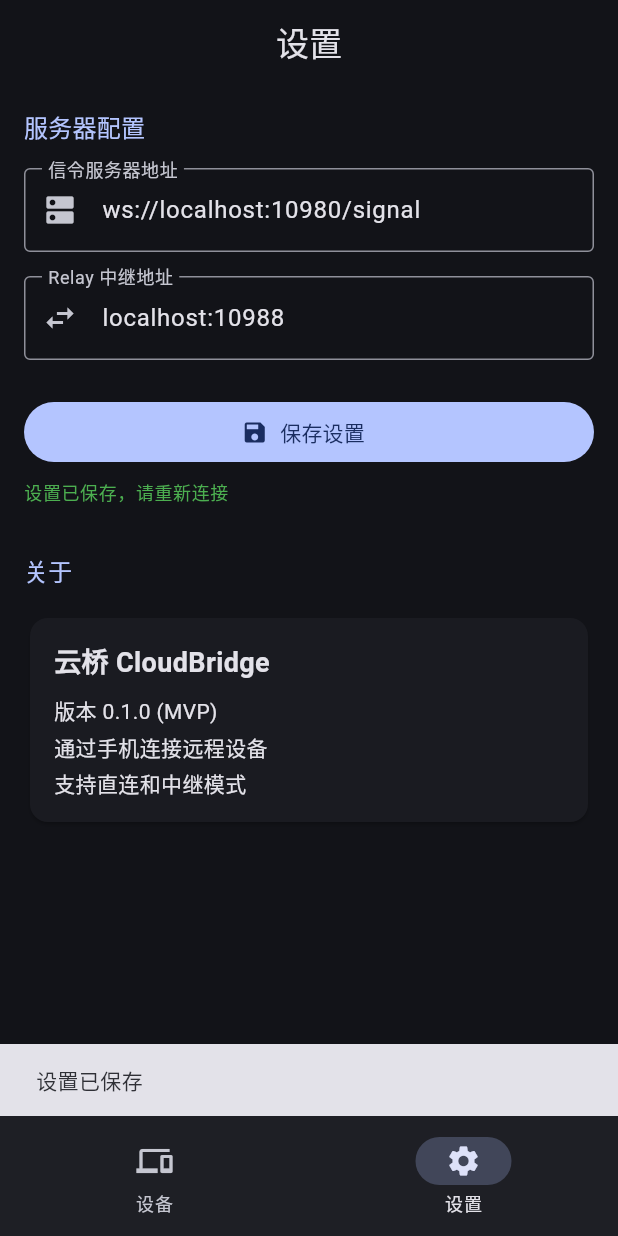
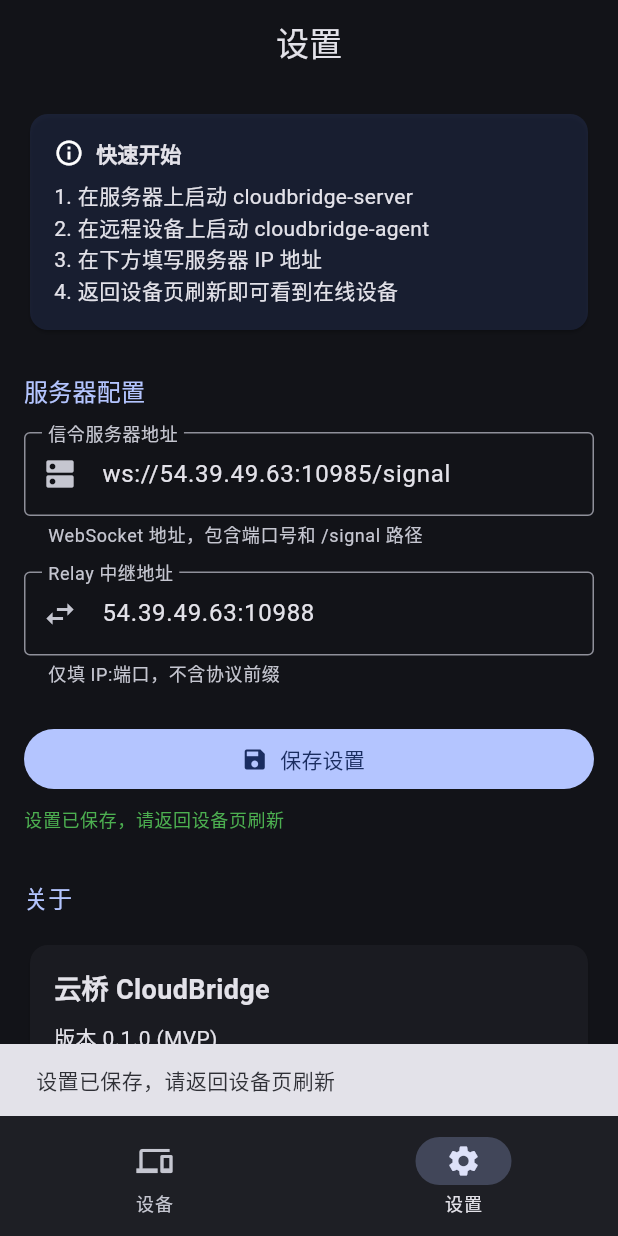
Before and after one commit to shane654/cloudbridge, a Flutter app: the screen it shows after launch, item 2 of the bottom bar chosen, after a tap on "保存设置", on a phone screen of 412 x 824 dp. Run offline on Flutter 3.47's test engine with Material 3 defaults, Android fonts, the phone set to English and light mode, and no system bars; our stand-ins replace shared_preferences; network calls fail.

Commit message:
fix: web/Android connection issues + CORS support
- Add CORS middleware to signal server for browser access
- Fix SignalClient not being Listenable (use state listener instead)
- Add missing Device import in device_list_screen
- Add INTERNET permission + cleartext traffic to AndroidManifest
- Add auto-connect signal client on device list screen
- Add connection guide in settings screen
- Fix DeviceListProvider URL update (dispose old API client)
- Default server URL to actual server IP
- Set app label to '云桥' in Android manifest

Co-Authored-By: Claude <noreply@anthropic.com>

```diff
--- a/app/lib/features/devices/device_list_provider.dart
+++ b/app/lib/features/devices/device_list_provider.dart
@@ -7,14 +7,13 @@ import '../../core/api/device_api.dart';
 import '../../core/models/device.dart';
 
 class DeviceListProvider extends ChangeNotifier {
-  final DeviceApi _api;
+  DeviceApi _api;
 
   List<Device> _devices = [];
   bool _isLoading = false;
   String? _error;
 
-  DeviceListProvider({required String serverUrl})
-      : _api = DeviceApi(baseUrl: serverUrl);
+  DeviceListProvider({required String baseUrl}) : _api = DeviceApi(baseUrl: baseUrl);
 
   List<Device> get devices => _devices;
   bool get isLoading => _isLoading;
@@ -38,10 +37,15 @@ class DeviceListProvider extends ChangeNotifier {
   }
 
   /// Update the server URL and refresh.
-  void updateServerUrl(String url) {
-    _api.dispose(); // Close old client
-    // Note: we can't reassign _api since it's final.
-    // In a real app, we'd use a factory pattern. For MVP, the provider
-    // is recreated when settings change.
+  void updateBaseUrl(String baseUrl) {
+    _api.dispose();
+    _api = DeviceApi(baseUrl: baseUrl);
+    refresh();
+  }
+
+  @override
+  void dispose() {
+    _api.dispose();
+    super.dispose();
   }
 }
--- a/app/lib/features/devices/device_list_screen.dart
+++ b/app/lib/features/devices/device_list_screen.dart
@@ -2,9 +2,7 @@
 library;
 
 import 'package:flutter/material.dart';
-import 'package:provider/provider.dart';
 
-import '../../core/api/device_api.dart';
 import '../../core/connection/connection_manager.dart';
 import '../../core/models/device.dart';
 import '../../core/signal/signal_client.dart';
@@ -12,15 +10,15 @@ import '../terminal/terminal_screen.dart';
 import 'device_list_provider.dart';
 
 class DeviceListScreen extends StatefulWidget {
-  final String serverUrl;
   final SignalClient signalClient;
   final ConnectionManager connectionManager;
+  final DeviceListProvider deviceProvider;
 
   const DeviceListScreen({
     super.key,
-    required this.serverUrl,
     required this.signalClient,
     required this.connectionManager,
+    required this.deviceProvider,
   });
 
   @override
@@ -28,100 +26,172 @@ class DeviceListScreen extends StatefulWidget {
 }
 
 class _DeviceListScreenState extends State<DeviceListScreen> {
-  late DeviceListProvider _provider;
-  late DeviceApi _api;
+  SignalConnectionState _signalState = SignalConnectionState.disconnected;
 
   @override
   void initState() {
     super.initState();
-    _api = DeviceApi(baseUrl: widget.serverUrl);
-    _provider = DeviceListProvider(serverUrl: widget.serverUrl);
-    _provider.refresh();
+    _signalState = widget.signalClient.state;
+    widget.signalClient.addStateListener(_onSignalStateChanged);
+    _connectSignalIfNeeded();
+  }
 
-    // Auto-refresh every 5 seconds
-    Future.doWhile(() async {
-      await Future.delayed(const Duration(seconds: 5));
+  void _onSignalStateChanged(SignalConnectionState state) {
     if (mounted) {
-        _provider.refresh();
-        return true;
+      setState(() => _signalState = state);
     }
-      return false;
-    });
   }
 
   @override
   void dispose() {
-    _provider.dispose();
-    _api.dispose();
+    widget.signalClient.removeStateListener(_onSignalStateChanged);
     super.dispose();
+  }
+
+  Future<void> _connectSignalIfNeeded() async {
+    if (widget.signalClient.state == SignalConnectionState.disconnected ||
+        widget.signalClient.state == SignalConnectionState.error) {
+      try {
+        await widget.signalClient.connect();
+        widget.signalClient.register(
+          deviceId: 'app-${DateTime.now().millisecondsSinceEpoch}',
+          deviceName: 'CloudBridge App',
+          platform: 'web',
+          version: '0.1.0',
+        );
+        widget.signalClient.startHeartbeat();
+      } catch (e) {
+        if (mounted) {
+          ScaffoldMessenger.of(context).showSnackBar(
+            SnackBar(content: Text('信令连接失败: $e')),
+          );
+        }
+      }
+    }
   }
 
   @override
   Widget build(BuildContext context) {
-    return ChangeNotifierProvider.value(
-      value: _provider,
-      child: Scaffold(
+    return ListenableBuilder(
+      listenable: widget.deviceProvider,
+      builder: (context, _) {
+        final provider = widget.deviceProvider;
+
+        // Signal connection color
+        final signalColor = switch (_signalState) {
+          SignalConnectionState.registered => Colors.green,
+          SignalConnectionState.connected => Colors.orange,
+          SignalConnectionState.connecting => Colors.orange,
+          _ => Colors.grey,
+        };
+
+        return Scaffold(
           appBar: AppBar(
             title: const Text('云桥 CloudBridge'),
             centerTitle: true,
             actions: [
+              Padding(
+                padding: const EdgeInsets.only(right: 8),
+                child: Icon(Icons.circle, size: 12, color: signalColor),
+              ),
               IconButton(
-              icon: const Icon(Icons.settings),
-              onPressed: () => _navigateToSettings(context),
+                icon: const Icon(Icons.refresh),
+                onPressed: () {
+                  provider.refresh();
+                  _connectSignalIfNeeded();
+                },
               ),
             ],
           ),
-        body: Consumer<DeviceListProvider>(
-          builder: (context, provider, child) {
+          body: _buildBody(provider),
+          floatingActionButton: FloatingActionButton(
+            onPressed: () {
+              provider.refresh();
+              _connectSignalIfNeeded();
+            },
+            child: const Icon(Icons.refresh),
+          ),
+        );
+      },
+    );
+  }
+
+  Widget _buildBody(DeviceListProvider provider) {
     if (provider.isLoading && provider.devices.isEmpty) {
       return const Center(child: CircularProgressIndicator());
     }
 
     if (provider.error != null) {
       return Center(
+        child: Padding(
+          padding: const EdgeInsets.all(32),
           child: Column(
             mainAxisAlignment: MainAxisAlignment.center,
             children: [
               const Icon(Icons.error_outline, size: 48, color: Colors.red),
               const SizedBox(height: 16),
-                    Text('连接失败', style: Theme.of(context).textTheme.titleMedium),
+              const Text('连接失败', style: TextStyle(fontSize: 18, fontWeight: FontWeight.bold)),
               const SizedBox(height: 8),
-                    Text(provider.error!, style: Theme.of(context).textTheme.bodySmall),
+              Text(
+                provider.error!,
+                style: const TextStyle(fontSize: 12, color: Colors.grey),
+                textAlign: TextAlign.center,
+              ),
+              const SizedBox(height: 8),
+              const Text(
+                '请检查设置中的服务器地址是否正确',
+                style: TextStyle(fontSize: 12, color: Colors.grey),
+              ),
               const SizedBox(height: 16),
               FilledButton.icon(
-                      onPressed: provider.refresh,
+                onPressed: () {
+                  provider.refresh();
+                  _connectSignalIfNeeded();
+                },
                 icon: const Icon(Icons.refresh),
                 label: const Text('重试'),
               ),
             ],
+          ),
         ),
       );
     }
 
     if (provider.devices.isEmpty) {
       return Center(
+        child: Padding(
+          padding: const EdgeInsets.all(32),
           child: Column(
             mainAxisAlignment: MainAxisAlignment.center,
             children: [
               const Icon(Icons.devices, size: 64, color: Colors.grey),
               const SizedBox(height: 16),
-                    Text('没有在线设备', style: Theme.of(context).textTheme.titleMedium),
+              const Text('没有在线设备', style: TextStyle(fontSize: 18, fontWeight: FontWeight.bold)),
               const SizedBox(height: 8),
-                    Text('请确保 Agent 已启动并注册到服务器',
-                        style: Theme.of(context).textTheme.bodySmall),
+              const Text(
+                '请确保 Agent 已启动并注册到服务器\n在设置中配置正确的服务器地址',
+                textAlign: TextAlign.center,
+                style: TextStyle(fontSize: 14, color: Colors.grey),
+              ),
               const SizedBox(height: 16),
               FilledButton.icon(
-                      onPressed: provider.refresh,
+                onPressed: () {
+                  provider.refresh();
+                  _connectSignalIfNeeded();
+                },
                 icon: const Icon(Icons.refresh),
                 label: const Text('刷新'),
               ),
             ],
           ),
+        ),
       );
     }
 
     return RefreshIndicator(
-              onRefresh: provider.refresh,
+      onRefresh: () async {
+        provider.refresh();
+      },
       child: ListView.builder(
         padding: const EdgeInsets.all(16),
         itemCount: provider.devices.length,
@@ -134,18 +204,9 @@ class _DeviceListScreenState extends State<DeviceListScreen> {
         },
       ),
     );
-          },
-        ),
-        floatingActionButton: FloatingActionButton(
-          onPressed: _provider.refresh,
-          child: const Icon(Icons.refresh),
-        ),
-      ),
-    );
   }
 
   void _connectToDevice(BuildContext context, Device device) {
-    // Navigate to terminal screen with connection
     Navigator.push(
       context,
       MaterialPageRoute(
@@ -157,10 +218,6 @@ class _DeviceListScreenState extends State<DeviceListScreen> {
         ),
       ),
     );
-  }
-
-  void _navigateToSettings(BuildContext context) {
-    // TODO: Navigate to settings screen
   }
 }
 
@@ -181,7 +238,6 @@ class _DeviceCard extends StatelessWidget {
           padding: const EdgeInsets.all(16),
           child: Row(
             children: [
-              // Platform icon
               CircleAvatar(
                 radius: 24,
                 backgroundColor: device.online
@@ -193,7 +249,6 @@ class _DeviceCard extends StatelessWidget {
                 ),
               ),
               const SizedBox(width: 16),
-              // Device info
               Expanded(
                 child: Column(
                   crossAxisAlignment: CrossAxisAlignment.start,
@@ -217,7 +272,6 @@ class _DeviceCard extends StatelessWidget {
                   ],
                 ),
               ),
-              // Status indicator
               Column(
                 crossAxisAlignment: CrossAxisAlignment.end,
                 children: [
--- a/app/lib/features/settings/settings_screen.dart
+++ b/app/lib/features/settings/settings_screen.dart
@@ -35,6 +35,17 @@ class _SettingsScreenState extends State<SettingsScreen> {
   }
 
   @override
+  void didUpdateWidget(SettingsScreen oldWidget) {
+    super.didUpdateWidget(oldWidget);
+    if (oldWidget.currentServerUrl != widget.currentServerUrl) {
+      _serverUrlController.text = widget.currentServerUrl;
+    }
+    if (oldWidget.currentRelayUrl != widget.currentRelayUrl) {
+      _relayUrlController.text = widget.currentRelayUrl;
+    }
+  }
+
+  @override
   void dispose() {
     _serverUrlController.dispose();
     _relayUrlController.dispose();
@@ -42,17 +53,31 @@ class _SettingsScreenState extends State<SettingsScreen> {
   }
 
   Future<void> _saveSettings() async {
+    final serverUrl = _serverUrlController.text.trim();
+    final relayUrl = _relayUrlController.text.trim();
+
+    if (serverUrl.isEmpty) return;
+
     final prefs = await SharedPreferences.getInstance();
-    await prefs.setString('server_url', _serverUrlController.text);
-    await prefs.setString('relay_url', _relayUrlController.text);
+    await prefs.setString('server_url', serverUrl);
+    await prefs.setString('relay_url', relayUrl);
 
-    widget.onServerUrlChanged(_serverUrlController.text);
-    widget.onRelayUrlChanged(_relayUrlController.text);
+    // Also save the HTTP URL derived from WebSocket URL
+    final httpUrl = serverUrl
+        .replaceFirst('ws://', 'http://')
+        .replaceFirst('wss://', 'https://')
+        .replaceAll('/signal', '');
+    await prefs.setString('http_url', httpUrl);
+
+    widget.onServerUrlChanged(serverUrl);
+    widget.onRelayUrlChanged(relayUrl);
 
     setState(() => _saved = true);
-    ScaffoldMessenger.of(context).showSnackBar(
-      const SnackBar(content: Text('设置已保存')),
-    );
+    if (mounted) {
+      ScaffoldMessenger.of(context).showSnackBar(
+        const SnackBar(content: Text('设置已保存，请返回设备页刷新')),
+      );
+    }
   }
 
   @override
@@ -65,6 +90,31 @@ class _SettingsScreenState extends State<SettingsScreen> {
       body: ListView(
         padding: const EdgeInsets.all(16),
         children: [
+          // Connection guide
+          Card(
+            color: Theme.of(context).colorScheme.primaryContainer.withOpacity(0.3),
+            child: const Padding(
+              padding: EdgeInsets.all(16),
+              child: Column(
+                crossAxisAlignment: CrossAxisAlignment.start,
+                children: [
+                  Row(
+                    children: [
+                      Icon(Icons.info_outline, size: 20),
+                      SizedBox(width: 8),
+                      Text('快速开始', style: TextStyle(fontWeight: FontWeight.bold)),
+                    ],
+                  ),
+                  SizedBox(height: 8),
+                  Text('1. 在服务器上启动 cloudbridge-server'),
+                  Text('2. 在远程设备上启动 cloudbridge-agent'),
+                  Text('3. 在下方填写服务器 IP 地址'),
+                  Text('4. 返回设备页刷新即可看到在线设备'),
+                ],
+              ),
+            ),
+          ),
+          const SizedBox(height: 24),
           // Server section
           Text(
             '服务器配置',
@@ -80,6 +130,7 @@ class _SettingsScreenState extends State<SettingsScreen> {
               hintText: 'ws://192.168.1.100:10980/signal',
               prefixIcon: Icon(Icons.dns),
               border: OutlineInputBorder(),
+              helperText: 'WebSocket 地址，包含端口号和 /signal 路径',
             ),
           ),
           const SizedBox(height: 16),
@@ -90,6 +141,7 @@ class _SettingsScreenState extends State<SettingsScreen> {
               hintText: '192.168.1.100:10988',
               prefixIcon: Icon(Icons.swap_horiz),
               border: OutlineInputBorder(),
+              helperText: '仅填 IP:端口，不含协议前缀',
             ),
           ),
           const SizedBox(height: 24),
@@ -101,7 +153,7 @@ class _SettingsScreenState extends State<SettingsScreen> {
           if (_saved) ...[
             const SizedBox(height: 8),
             Text(
-              '设置已保存，请重新连接',
+              '设置已保存，请返回设备页刷新',
               style: Theme.of(context).textTheme.bodySmall?.copyWith(
                     color: Colors.green,
                   ),
--- a/app/lib/main.dart
+++ b/app/lib/main.dart
@@ -5,6 +5,7 @@ import 'package:shared_preferences/shared_preferences.dart';
 import 'core/connection/connection_manager.dart';
 import 'core/signal/signal_client.dart';
 import 'features/devices/device_list_screen.dart';
+import 'features/devices/device_list_provider.dart';
 import 'features/settings/settings_screen.dart';
 
 void main() {
@@ -19,9 +20,9 @@ class CloudBridgeApp extends StatefulWidget {
 }
 
 class _CloudBridgeAppState extends State<CloudBridgeApp> {
-  String _serverUrl = 'ws://localhost:10980/signal';
-  String _relayUrl = 'localhost:10988';
-  String _httpUrl = 'http://localhost:10980';
+  String _serverUrl = 'ws://54.39.49.63:10985/signal';
+  String _relayUrl = '54.39.49.63:10988';
+  String _httpUrl = 'http://54.39.49.63:10985';
   late SignalClient _signalClient;
   late ConnectionManager _connectionManager;
   bool _initialized = false;
@@ -48,20 +49,28 @@ class _CloudBridgeAppState extends State<CloudBridgeApp> {
   }
 
   void _onServerUrlChanged(String url) {
+    // Derive HTTP URL from WebSocket URL
+    String httpUrl = url
+        .replaceFirst('ws://', 'http://')
+        .replaceFirst('wss://', 'https://')
+        .replaceAll('/signal', '');
+
     setState(() {
       _serverUrl = url;
-      _httpUrl = url
-          .replaceFirst('ws://', 'http://')
-          .replaceFirst('wss://', 'https://')
-          .replaceAll('/signal', '');
+      _httpUrl = httpUrl;
     });
+
+    // Reconnect signal client with new URL
     _signalClient.disconnectClient();
     _signalClient = SignalClient(serverUrl: _serverUrl);
     _connectionManager = ConnectionManager(signalClient: _signalClient);
+    _connectionManager.setRelayAddress(_relayUrl);
   }
 
   void _onRelayUrlChanged(String url) {
-    setState(() => _relayUrl = url);
+    setState(() {
+      _relayUrl = url;
+    });
     _connectionManager.setRelayAddress(url);
   }
 
@@ -79,7 +88,6 @@ class _CloudBridgeAppState extends State<CloudBridgeApp> {
       providers: [
         Provider<SignalClient>.value(value: _signalClient),
         Provider<ConnectionManager>.value(value: _connectionManager),
-        Provider<String>.value(value: _httpUrl),
       ],
       child: MaterialApp(
         title: '云桥 CloudBridge',
@@ -90,13 +98,13 @@ class _CloudBridgeAppState extends State<CloudBridgeApp> {
           brightness: Brightness.dark,
         ),
         home: _HomePage(
-          serverUrl: _httpUrl,
           signalClient: _signalClient,
           connectionManager: _connectionManager,
+          httpUrl: _httpUrl,
+          serverUrl: _serverUrl,
+          relayUrl: _relayUrl,
           onServerUrlChanged: _onServerUrlChanged,
           onRelayUrlChanged: _onRelayUrlChanged,
-          currentServerUrl: _serverUrl,
-          currentRelayUrl: _relayUrl,
         ),
       ),
     );
@@ -104,22 +112,22 @@ class _CloudBridgeAppState extends State<CloudBridgeApp> {
 }
 
 class _HomePage extends StatefulWidget {
-  final String serverUrl;
   final SignalClient signalClient;
   final ConnectionManager connectionManager;
+  final String httpUrl;
+  final String serverUrl;
+  final String relayUrl;
   final ValueChanged<String> onServerUrlChanged;
   final ValueChanged<String> onRelayUrlChanged;
-  final String currentServerUrl;
-  final String currentRelayUrl;
 
   const _HomePage({
-    required this.serverUrl,
     required this.signalClient,
     required this.connectionManager,
+    required this.httpUrl,
+    required this.serverUrl,
+    required this.relayUrl,
     required this.onServerUrlChanged,
     required this.onRelayUrlChanged,
-    required this.currentServerUrl,
-    required this.currentRelayUrl,
   });
 
   @override
@@ -128,18 +136,44 @@ class _HomePage extends StatefulWidget {
 
 class _HomePageState extends State<_HomePage> {
   int _currentIndex = 0;
+  late DeviceListProvider _deviceProvider;
+
+  @override
+  void initState() {
+    super.initState();
+    _deviceProvider = DeviceListProvider(baseUrl: widget.httpUrl);
+    // Auto-refresh device list on start
+    _deviceProvider.refresh();
+  }
+
+  @override
+  void didUpdateWidget(_HomePage oldWidget) {
+    super.didUpdateWidget(oldWidget);
+    // Recreate provider when server URL changes
+    if (oldWidget.httpUrl != widget.httpUrl) {
+      _deviceProvider.dispose();
+      _deviceProvider = DeviceListProvider(baseUrl: widget.httpUrl);
+      _deviceProvider.refresh();
+    }
+  }
+
+  @override
+  void dispose() {
+    _deviceProvider.dispose();
+    super.dispose();
+  }
 
   @override
   Widget build(BuildContext context) {
     final pages = [
       DeviceListScreen(
-        serverUrl: widget.serverUrl,
         signalClient: widget.signalClient,
         connectionManager: widget.connectionManager,
+        deviceProvider: _deviceProvider,
       ),
       SettingsScreen(
-        currentServerUrl: widget.currentServerUrl,
-        currentRelayUrl: widget.currentRelayUrl,
+        currentServerUrl: widget.serverUrl,
+        currentRelayUrl: widget.relayUrl,
         onServerUrlChanged: widget.onServerUrlChanged,
         onRelayUrlChanged: widget.onRelayUrlChanged,
       ),
@@ -154,6 +188,10 @@ class _HomePageState extends State<_HomePage> {
         selectedIndex: _currentIndex,
         onDestinationSelected: (index) {
           setState(() => _currentIndex = index);
+          // Refresh device list when switching to devices tab
+          if (index == 0) {
+            _deviceProvider.refresh();
+          }
         },
         destinations: const [
           NavigationDestination(
```
Also changed, not shown: 2 other files. Lines whose indentation alone changed are shown as unchanged.
